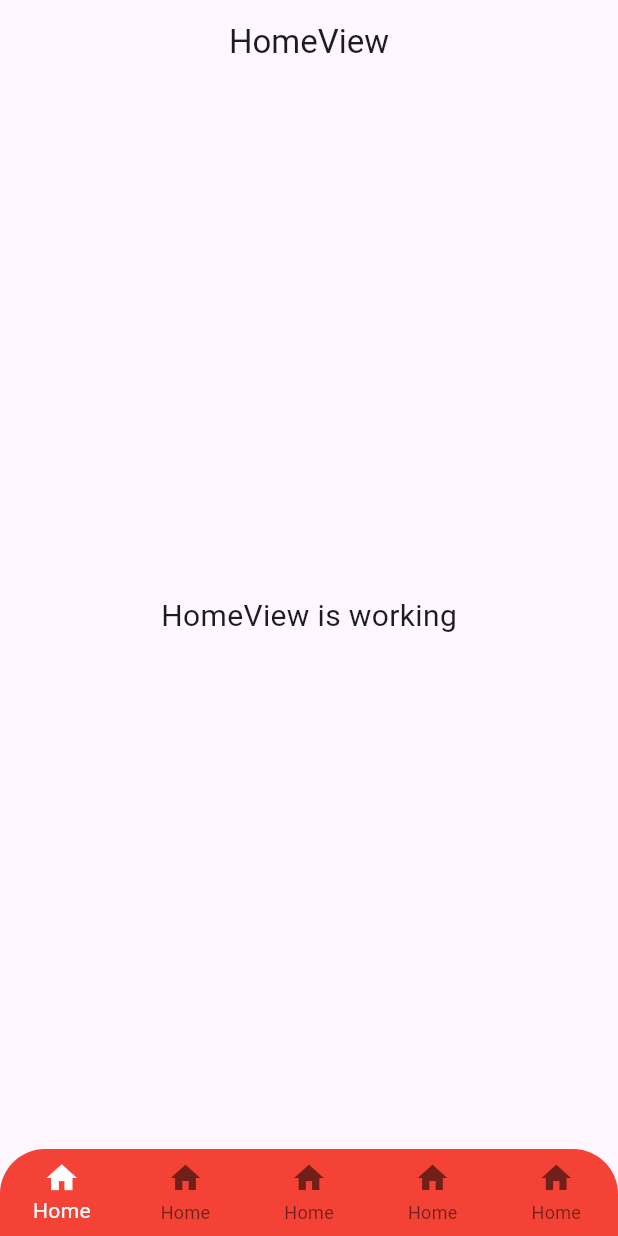
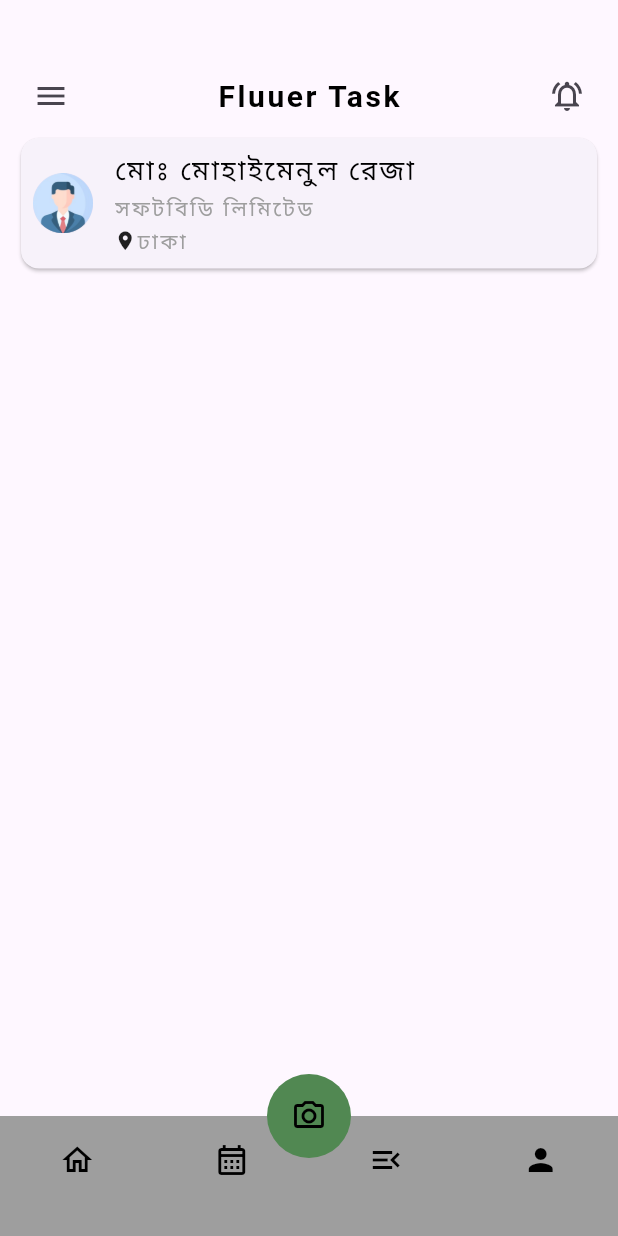
Before and after one commit to zihadsikder/softbd_task_app, a Flutter app: the screen it shows after launch, on a phone screen of 412 x 824 dp. Run offline on Flutter 3.47's test engine with Material 3 defaults, Android fonts, the light colour scheme and no system bars; our stand-ins replace get.

Commit message:
bottom app ber modify & create a card profile for home page

```diff
--- a/lib/app/core/config/app_colors.dart
+++ b/lib/app/core/config/app_colors.dart
@@ -2,7 +2,7 @@ import 'package:flutter/material.dart';
 
 class AppColors {
   static Color bgColor = const Color(0xffffffff);
-  static Color buttonColor = const Color(0xff5d9154);
+  static Color buttonColor = const Color(0xff518852);
   static Color textColor = const Color(0xffff9197);
   static Color taskColor = const Color(0xff4c8450);
 }
--- a/lib/app/core/config/app_text_style.dart
+++ b/lib/app/core/config/app_text_style.dart
@@ -11,6 +11,17 @@ class AppTextStyles {
       height: 1.5,
     );
   }
+
+  static TextStyle subHeadLineStyle(
+      {Color color = Colors.grey, double fontSize = 14}) {
+    return TextStyle(
+      fontSize: fontSize,
+      color: color,
+      letterSpacing: 1.7,
+      height: 1.5,
+    );
+  }
+
   static TextStyle normalStyle(
       {Color color = Colors.black, double fontSize = 14}) {
     return TextStyle(
@@ -21,4 +32,15 @@ class AppTextStyles {
       height: 1.5,
     );
   }
+
+  static TextStyle profileCardStyle(
+      {Color color = Colors.black, double fontSize = 20}) {
+    return TextStyle(
+      fontWeight: FontWeight.bold,
+      fontSize: fontSize,
+      color: color,
+      letterSpacing: 1.7,
+      height: 1.5,
+    );
+  }
 }
--- a/lib/app/core/constants/app_assets.dart
+++ b/lib/app/core/constants/app_assets.dart
@@ -1,4 +1,4 @@
 class AppAssets {
   static const String imagePath = 'assets';
-  //static const String itemPic = '$imagePath/;
+  static const String profile = '$imagePath/profile.png';
 }
--- a/lib/app/core/constants/theme_data.dart
+++ b/lib/app/core/constants/theme_data.dart
@@ -1,7 +1,7 @@
 import 'package:flutter/material.dart';
 
 class AppThemeData {
-  static ThemeData LightThemeData = ThemeData(
+  static ThemeData lightThemeData = ThemeData(
 primaryColor: const Color(0xff73a06f),
   );
 }
--- a/lib/app/core/widhets/profile_summary_card.dart
+++ b/lib/app/core/widhets/profile_summary_card.dart
@@ -1,4 +1,5 @@
 import 'package:flutter/material.dart';
+import 'package:softbd_task/app/core/config/app_text_style.dart';
 
 class ProfileSummaryCard extends StatelessWidget {
   const ProfileSummaryCard({super.key, required this.text});
@@ -8,13 +9,16 @@ class ProfileSummaryCard extends StatelessWidget {
   @override
   Widget build(BuildContext context) {
     return Column(
+
       children: [
+        const SizedBox(height: 30,),
         Row(
+          mainAxisAlignment: MainAxisAlignment.spaceBetween,
           children: [
             IconButton(
                 onPressed: () {}, icon: const Icon(Icons.menu_outlined)),
             Text(
-                text,
+                text,style: AppTextStyles.profileCardStyle(),
             ),
             IconButton(
                 onPressed: () {},
--- a/lib/app/modules/home/views/home_view.dart
+++ b/lib/app/modules/home/views/home_view.dart
@@ -1,6 +1,9 @@
 import 'package:flutter/material.dart';
 
 import 'package:get/get.dart';
+import 'package:softbd_task/app/core/config/app_text_style.dart';
+import 'package:softbd_task/app/core/constants/app_assets.dart';
+import 'package:softbd_task/app/core/widhets/profile_summary_card.dart';
 
 import '../controllers/home_controller.dart';
 
@@ -9,16 +12,41 @@ class HomeView extends GetView<HomeController> {
   @override
   Widget build(BuildContext context) {
     return Scaffold(
-      appBar: AppBar(
-        title: const Text('HomeView'),
-        centerTitle: true,
-      ),
-      body: const Center(
-        child: Text(
-          'HomeView is working',
-          style: TextStyle(fontSize: 20),
+      body:Padding(
+        padding: const EdgeInsets.all(10.0),
+        child: Column(
+          children: [
+            ProfileSummaryCard(text: 'Fluuer Task',),
+            Card(
+              child: Padding(
+                padding: const EdgeInsets.all(8.0),
+                child: Row(
+                  children: [
+                    CircleAvatar(
+                        child: Image.asset(AppAssets.profile,)),
+                    SizedBox(width: 14.0,),
+                    Column(
+                      crossAxisAlignment: CrossAxisAlignment.start,
+                      children: [
+                        Text('মোঃ মোহাইমেনুল রেজা',style: AppTextStyles.headLineStyle(),),
+                        Text('সফটবিডি লিমিটেড',style: AppTextStyles.subHeadLineStyle(),),
+                        Row(
+                          children: [
+                            Icon(Icons.location_on,size: 15,),
+                            Text('ঢাকা',style: AppTextStyles.subHeadLineStyle(),),
+                          ],
+                        ),
+                      ],
+                    ),
+
+                  ],
+                ),
+              ),
+            )
+
+          ],
         ),
-      ),
+      )
     );
   }
 }
--- a/lib/app/modules/main_bottom_nav/controllers/main_bottom_nav_controller.dart
+++ b/lib/app/modules/main_bottom_nav/controllers/main_bottom_nav_controller.dart
@@ -3,9 +3,9 @@ import 'package:softbd_task/app/modules/home/views/home_view.dart';
 import 'package:softbd_task/app/modules/time/views/time_view.dart';
 
 class MainBottomNavController extends GetxController {
-  int selectedIndex = 0;
+  var selectedIndex = 0.obs; // Use RxInt for reactivity
 
-  int get currentIndex => selectedIndex;
+  int get currentIndex => selectedIndex.value;
 
   @override
   void onInit() {
@@ -15,15 +15,16 @@ class MainBottomNavController extends GetxController {
   List screens = [
     HomeView(),
     TimeView(),
+    HomeView(),
+    TimeView(),
   ];
 
   void changeIndex(int index) {
-    if (selectedIndex == index) {
+    if (selectedIndex.value == index) {
       return;
     }
 
-    selectedIndex = index;
-    update();
+    selectedIndex.value = index; // Update the reactive variable
   }
 
   void backToHome() {
--- a/lib/app/modules/main_bottom_nav/views/main_bottom_nav_view.dart
+++ b/lib/app/modules/main_bottom_nav/views/main_bottom_nav_view.dart
@@ -1,39 +1,67 @@
 import 'package:flutter/material.dart';
-
 import 'package:get/get.dart';
-
 import '../controllers/main_bottom_nav_controller.dart';
 
 class MainBottomNavView extends GetView<MainBottomNavController> {
-   MainBottomNavView({Key? key}) : super(key: key);
-
+  MainBottomNavView({Key? key}) : super(key: key);
 
   @override
   Widget build(BuildContext context) {
     return Scaffold(
+      body: Obx(() => controller.screens[controller.currentIndex]), // Use Obx to update the screen
+      floatingActionButton: FloatingActionButton(
+        backgroundColor: Colors.transparent,
+        elevation: 0,
+        onPressed: () {},
+        child: Container(
+          width: 70,
+            height: 70,
+            decoration: BoxDecoration(
+              color: Color(0xff518852),
+              shape: BoxShape.circle,
+              // border: Border.all(
+              //   color: Colors.grey,
+              //   width: 4.0
+              // )
+            ),
+            child: Icon(Icons.camera_alt_outlined,color: Colors.black,)),
+      ),
+      floatingActionButtonLocation: FloatingActionButtonLocation.centerDocked,
+      bottomNavigationBar: BottomAppBar(
+        padding: EdgeInsets.zero,
+        shape: CircularNotchedRectangle(),
+        notchMargin: 6.0,
+        child: Obx(() => BottomNavigationBar(
+          backgroundColor: Colors.grey,
+          elevation: 0,
+          items: const <BottomNavigationBarItem>[
+            BottomNavigationBarItem(
+              icon: Icon(Icons.home_outlined),
+              label: '',
+            ),
+            BottomNavigationBarItem(
+              icon: Icon(Icons.calendar_month_outlined),
+              label: '',
+            ),
+            BottomNavigationBarItem(
+              icon: Icon(Icons.menu_open_sharp),
+              label: '',
+            ),
+            BottomNavigationBarItem(
+              icon: Icon(Icons.person),
+              label: '',
+            ),
+          ],
+          onTap: controller.changeIndex,
+          type: BottomNavigationBarType.fixed,
 
-      body: controller.screens[controller.currentIndex],
-        bottomNavigationBar: ClipRRect(
-          borderRadius: BorderRadius.only(
-            topRight: Radius.circular(30.0),
-            topLeft: Radius.circular(30.0),
-          ),
-        child: BottomNavigationBar(
-          type: BottomNavigationBarType.fixed,
-          backgroundColor: Colors.red,
-          onTap: controller.changeIndex,
-          selectedItemColor: Colors.white,
+          currentIndex: controller.currentIndex,
+          selectedItemColor: Colors.black,
+          unselectedItemColor: Colors.black,
+          showUnselectedLabels: true,
           showSelectedLabels: true,
-          showUnselectedLabels: true,
-          items: [
-            BottomNavigationBarItem(label: ('Home'),icon: Icon(Icons.home)),
-            BottomNavigationBarItem(label: ('Home'),icon: Icon(Icons.home)),
-            BottomNavigationBarItem(label: ('Home'),icon: Icon(Icons.home)),
-            BottomNavigationBarItem(label: ('Home'),icon: Icon(Icons.home)),
-            BottomNavigationBarItem(label: ('Home'),icon: Icon(Icons.home)),
-
-        ],),
-      )
+        )),
+      ),
     );
   }
 }
--- a/lib/main.dart
+++ b/lib/main.dart
@@ -1,6 +1,7 @@
 import 'package:flutter/material.dart';
 
 import 'package:get/get.dart';
+import 'package:softbd_task/app/core/constants/theme_data.dart';
 
 import 'app/routes/app_pages.dart';
 
@@ -9,6 +10,8 @@ void main() {
     GetMaterialApp(
       title: "Application",
       debugShowCheckedModeBanner: false,
+      theme: AppThemeData.lightThemeData,
+      themeMode: ThemeMode.system,
       initialRoute: AppPages.INITIAL,
       getPages: AppPages.routes,
     ),
```
Also changed, not shown: assets/profile.png (added).
